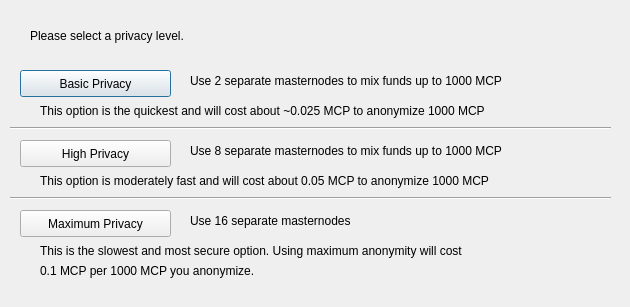
This is src/qt/forms/darksendconfig.ui in mobicoins/mobicoin-core as Qt 5 draws it before an edit. The edited form follows.
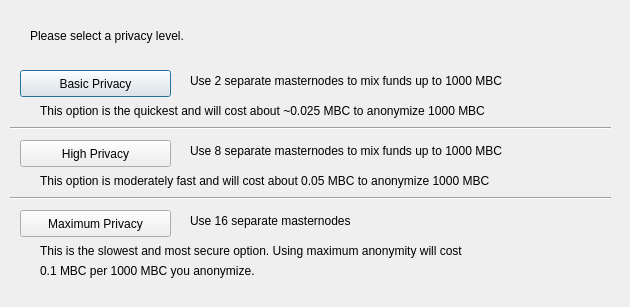
This is the edited form.

The edit to the form file:
```diff
--- a/src/qt/forms/darksendconfig.ui
+++ b/src/qt/forms/darksendconfig.ui
@@ -75,7 +75,7 @@
     </rect>
    </property>
    <property name="text">
-    <string>Use 2 separate masternodes to mix funds up to 1000 MCP</string>
+    <string>Use 2 separate masternodes to mix funds up to 1000 MBC</string>
    </property>
   </widget>
   <widget class="QLabel" name="label_3">
@@ -88,7 +88,7 @@
     </rect>
    </property>
    <property name="text">
-    <string>Use 8 separate masternodes to mix funds up to 1000 MCP</string>
+    <string>Use 8 separate masternodes to mix funds up to 1000 MBC</string>
    </property>
   </widget>
   <widget class="QLabel" name="label_4">
@@ -114,7 +114,7 @@
     </rect>
    </property>
    <property name="text">
-    <string>This option is the quickest and will cost about ~0.025 MCP to anonymize 1000 MCP</string>
+    <string>This option is the quickest and will cost about ~0.025 MBC to anonymize 1000 MBC</string>
    </property>
   </widget>
   <widget class="QLabel" name="label_7">
@@ -127,7 +127,7 @@
     </rect>
    </property>
    <property name="text">
-    <string>This option is moderately fast and will cost about 0.05 MCP to anonymize 1000 MCP</string>
+    <string>This option is moderately fast and will cost about 0.05 MBC to anonymize 1000 MBC</string>
    </property>
   </widget>
   <widget class="QLabel" name="label_8">
@@ -153,7 +153,7 @@
     </rect>
    </property>
    <property name="text">
-    <string>0.1 MCP per 1000 MCP you anonymize.</string>
+    <string>0.1 MBC per 1000 MBC you anonymize.</string>
    </property>
   </widget>
   <widget class="Line" name="line">
```
